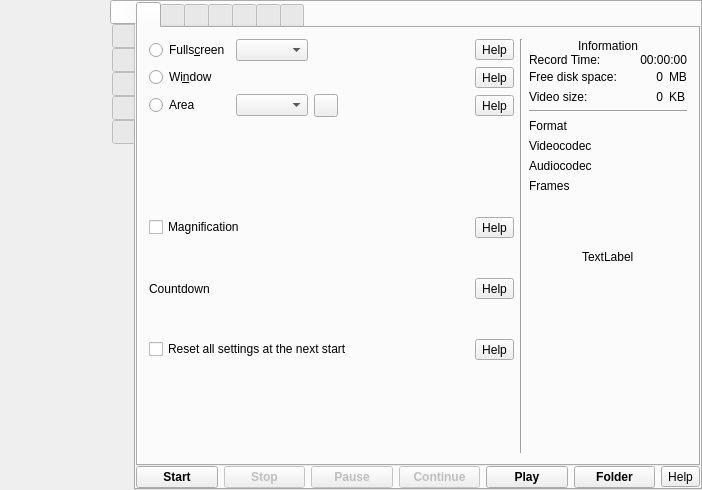
Above: src/formMainWindow.ui from vkohaupt/vokoscreenNG before the change. Below: the same form after it.
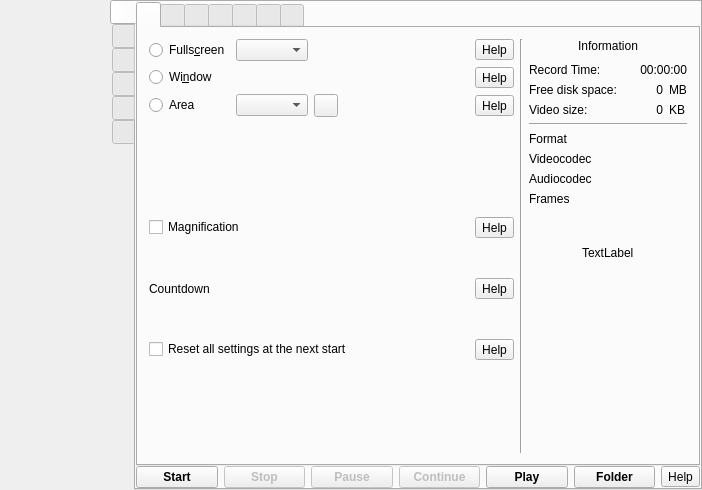
That is the form after the change. The open tabs and pages were chosen to show the change. Icons and pictures are not drawn.

Commit message: GUI: Information layout

```diff
--- a/src/formMainWindow.ui
+++ b/src/formMainWindow.ui
@@ -336,7 +336,7 @@
            <string notr="true"/>
           </property>
           <property name="currentIndex">
-           <number>2</number>
+           <number>0</number>
           </property>
           <property name="iconSize">
            <size>
@@ -598,101 +598,29 @@
               <property name="verticalSpacing">
                <number>0</number>
               </property>
-              <item row="0" column="0" alignment="Qt::AlignHCenter">
-               <widget class="QLabel" name="label_17">
+              <item row="2" column="0" alignment="Qt::AlignHCenter">
+               <widget class="QLabel" name="label_Upate_tab_1">
                 <property name="text">
-                 <string>Information</string>
+                 <string notr="true">TextLabel</string>
+                </property>
+                <property name="openExternalLinks">
+                 <bool>true</bool>
                 </property>
                </widget>
               </item>
-              <item row="2" column="0">
+              <item row="1" column="0">
                <layout class="QGridLayout" name="gridLayout_5">
-                <item row="0" column="2">
-                 <widget class="QLabel" name="labelFreeSize">
-                  <property name="minimumSize">
-                   <size>
-                    <width>40</width>
-                    <height>0</height>
-                   </size>
-                  </property>
-                  <property name="text">
-                   <string notr="true">0</string>
-                  </property>
-                  <property name="alignment">
-                   <set>Qt::AlignRight|Qt::AlignTrailing|Qt::AlignVCenter</set>
-                  </property>
-                 </widget>
-                </item>
-                <item row="6" column="2" colspan="2">
-                 <widget class="QLabel" name="labelInfoAudiocodec">
-                  <property name="text">
-                   <string notr="true"/>
-                  </property>
-                 </widget>
-                </item>
-                <item row="0" column="1">
-                 <widget class="QLabel" name="label_12">
-                  <property name="text">
-                   <string>Free disk space:</string>
-                  </property>
-                 </widget>
-                </item>
-                <item row="5" column="1">
-                 <widget class="QLabel" name="label_24">
-                  <property name="text">
-                   <string>Videocodec</string>
-                  </property>
-                 </widget>
-                </item>
-                <item row="8" column="2">
-                 <spacer name="verticalSpacer_4">
-                  <property name="orientation">
-                   <enum>Qt::Vertical</enum>
-                  </property>
-                  <property name="sizeHint" stdset="0">
-                   <size>
-                    <width>20</width>
-                    <height>40</height>
-                   </size>
-                  </property>
-                 </spacer>
-                </item>
-                <item row="0" column="3">
-                 <widget class="QLabel" name="label_15">
-                  <property name="text">
-                   <string notr="true">MB</string>
-                  </property>
-                 </widget>
-                </item>
+                <property name="topMargin">
+                 <number>10</number>
+                </property>
                 <item row="5" column="2" colspan="2">
-                 <widget class="QLabel" name="labelInfoVideocodec">
-                  <property name="text">
-                   <string notr="true"/>
-                  </property>
-                 </widget>
-                </item>
-                <item row="1" column="3">
-                 <widget class="QLabel" name="label_16">
-                  <property name="text">
-                   <string notr="true">KB</string>
-                  </property>
-                 </widget>
-                </item>
-                <item row="6" column="1">
-                 <widget class="QLabel" name="label_25">
-                  <property name="text">
-                   <string>Audiocodec</string>
-                  </property>
-                 </widget>
-                </item>
-                <item row="4" column="2" colspan="2">
                  <widget class="QLabel" name="labelInfoFormat">
                   <property name="text">
                    <string notr="true"/>
                   </property>
                  </widget>
                 </item>
-                <item row="1" column="2">
+                <item row="2" column="2">
                  <widget class="QLabel" name="labelVideoSize">
                   <property name="text">
                    <string notr="true">0</string>
@@ -702,56 +630,127 @@
                   </property>
                  </widget>
                 </item>
-                <item row="7" column="1">
+                <item row="8" column="1">
                  <widget class="QLabel" name="label_29">
                   <property name="text">
                    <string>Frames</string>
                   </property>
                  </widget>
                 </item>
-                <item row="4" column="1">
-                 <widget class="QLabel" name="label_23">
-                  <property name="text">
-                   <string>Format</string>
-                  </property>
-                 </widget>
-                </item>
                 <item row="1" column="1">
+                 <widget class="QLabel" name="label_12">
+                  <property name="text">
+                   <string>Free disk space:</string>
+                  </property>
+                 </widget>
+                </item>
+                <item row="6" column="2" colspan="2">
+                 <widget class="QLabel" name="labelInfoVideocodec">
+                  <property name="text">
+                   <string notr="true"/>
+                  </property>
+                 </widget>
+                </item>
+                <item row="2" column="1">
                  <widget class="QLabel" name="label_13">
                   <property name="text">
                    <string>Video size:</string>
                   </property>
                  </widget>
                 </item>
-                <item row="7" column="2" colspan="2">
+                <item row="9" column="2">
+                 <spacer name="verticalSpacer_4">
+                  <property name="orientation">
+                   <enum>Qt::Vertical</enum>
+                  </property>
+                  <property name="sizeHint" stdset="0">
+                   <size>
+                    <width>20</width>
+                    <height>40</height>
+                   </size>
+                  </property>
+                 </spacer>
+                </item>
+                <item row="7" column="1">
+                 <widget class="QLabel" name="label_25">
+                  <property name="text">
+                   <string>Audiocodec</string>
+                  </property>
+                 </widget>
+                </item>
+                <item row="6" column="1">
+                 <widget class="QLabel" name="label_24">
+                  <property name="text">
+                   <string>Videocodec</string>
+                  </property>
+                 </widget>
+                </item>
+                <item row="1" column="2">
+                 <widget class="QLabel" name="labelFreeSize">
+                  <property name="minimumSize">
+                   <size>
+                    <width>40</width>
+                    <height>0</height>
+                   </size>
+                  </property>
+                  <property name="text">
+                   <string notr="true">0</string>
+                  </property>
+                  <property name="alignment">
+                   <set>Qt::AlignRight|Qt::AlignTrailing|Qt::AlignVCenter</set>
+                  </property>
+                 </widget>
+                </item>
+                <item row="2" column="3">
+                 <widget class="QLabel" name="label_16">
+                  <property name="text">
+                   <string notr="true">KB</string>
+                  </property>
+                 </widget>
+                </item>
+                <item row="8" column="2" colspan="2">
                  <widget class="QLabel" name="labelInfoFrames">
                   <property name="text">
                    <string notr="true"/>
                   </property>
                  </widget>
                 </item>
-                <item row="3" column="1" colspan="3">
+                <item row="5" column="1">
+                 <widget class="QLabel" name="label_23">
+                  <property name="text">
+                   <string>Format</string>
+                  </property>
+                 </widget>
+                </item>
+                <item row="1" column="3">
+                 <widget class="QLabel" name="label_15">
+                  <property name="text">
+                   <string notr="true">MB</string>
+                  </property>
+                 </widget>
+                </item>
+                <item row="7" column="2" colspan="2">
+                 <widget class="QLabel" name="labelInfoAudiocodec">
+                  <property name="text">
+                   <string notr="true"/>
+                  </property>
+                 </widget>
+                </item>
+                <item row="4" column="1" colspan="3">
                  <widget class="Line" name="line_3">
                   <property name="orientation">
                    <enum>Qt::Horizontal</enum>
                   </property>
                  </widget>
                 </item>
-               </layout>
-              </item>
-              <item row="1" column="0">
-               <layout class="QHBoxLayout" name="horizontalLayout_4">
-                <property name="bottomMargin">
-                 <number>3</number>
-                </property>
-                <item>
+                <item row="0" column="1">
                  <widget class="QLabel" name="label_14">
                   <property name="text">
                    <string>Record Time:</string>
                   </property>
                  </widget>
                 </item>
-                <item>
+                <item row="0" column="2" colspan="2">
                  <widget class="QLabel" name="labelInfoRecordTime">
                   <property name="text">
                    <string notr="true">00:00:00</string>
@@ -763,17 +762,7 @@
                 </item>
                </layout>
               </item>
-              <item row="3" column="0" alignment="Qt::AlignHCenter">
-               <widget class="QLabel" name="label_Upate_tab_1">
-                <property name="text">
-                 <string notr="true">TextLabel</string>
-                </property>
-                <property name="openExternalLinks">
-                 <bool>true</bool>
-                </property>
-               </widget>
-              </item>
-              <item row="4" column="0">
+              <item row="3" column="0">
                <spacer name="verticalSpacer_21">
                 <property name="orientation">
                  <enum>Qt::Vertical</enum>
@@ -786,6 +775,13 @@
                 </property>
                </spacer>
               </item>
+              <item row="0" column="0" alignment="Qt::AlignHCenter">
+               <widget class="QLabel" name="label_17">
+                <property name="text">
+                 <string>Information</string>
+                </property>
+               </widget>
+              </item>
              </layout>
             </item>
            </layout>
```
